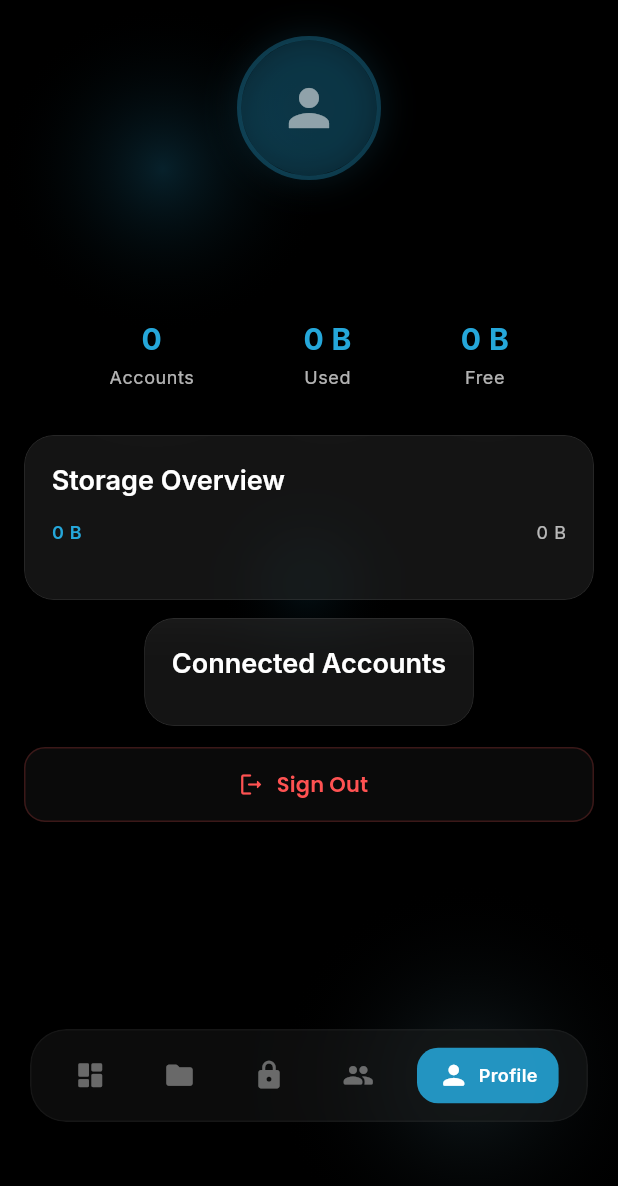
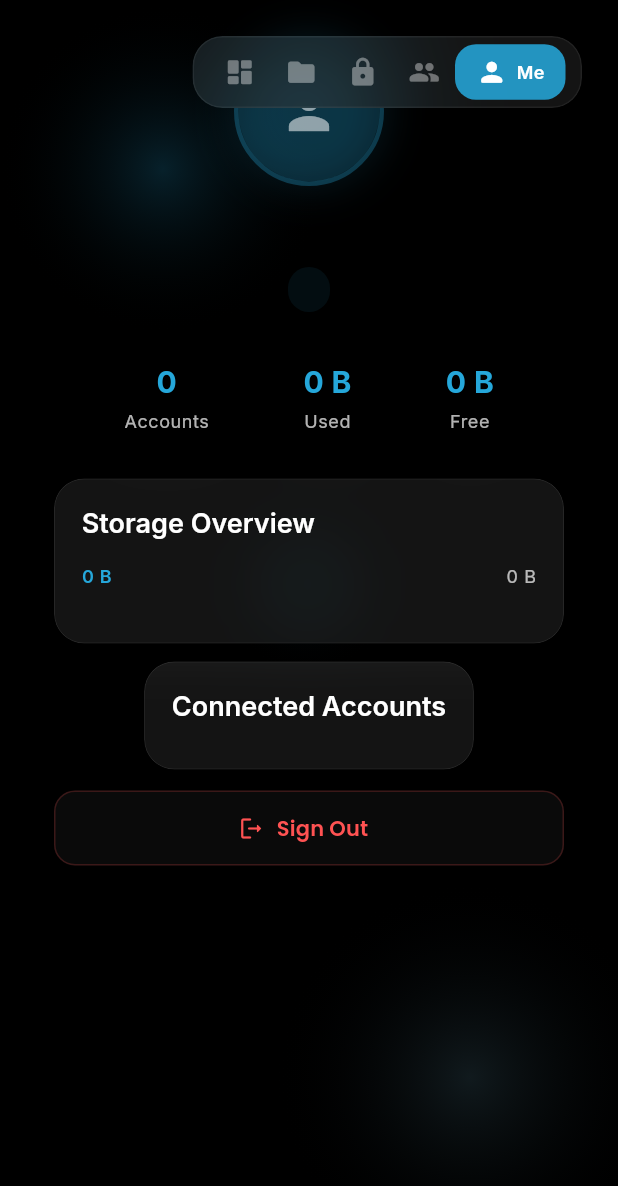
Before and after one commit to cassielxyz/CassielDrive, a Flutter app: the HomeShell screen opened by its route, swiped to page 5, on a phone screen of 412 x 824 dp. Shown: the top 1186 px of the screen. Run offline on Flutter 3.47's test engine with Material 3 defaults, Android fonts, the phone set to English and light mode, and no system bars; drawn by our look-alikes of cached_network_image; our stand-ins replace file_picker, flutter_secure_storage, google_fonts, hive, hive_flutter, open_file and 2 more; missing offline and left inert: dart:js_interop, encrypt; accounts and stored records are empty; network calls fail.

Commit message:
Dashboard Nav relocated to top right pill, Profile/Settings layout container bounded for web UI, Theme palette simplified

```diff
--- a/lib/main.dart
+++ b/lib/main.dart
@@ -159,44 +159,38 @@ class _HomeShellState extends State<HomeShell> with TickerProviderStateMixin {
             ),
           ),
 
-          // Bottom navigation — frosted glassmorphism pill
+          // Top right navigation — frosted glassmorphism pill
           Positioned(
-            left: 0,
-            right: 0,
-            bottom: 76,
-            child: Center(
-              child: ConstrainedBox(
-                constraints: const BoxConstraints(maxWidth: 800),
-                child: Padding(
-                  padding: const EdgeInsets.symmetric(horizontal: 20),
+            top: 24,
+            right: 24,
+            child: SafeArea(
               child: ClipRRect(
-                    borderRadius: BorderRadius.circular(24),
+                borderRadius: BorderRadius.circular(20),
                 child: BackdropFilter(
                   filter: ImageFilter.blur(sigmaX: 40, sigmaY: 40),
                   child: Container(
-                  height: 62,
+                    height: 48,
                     decoration: BoxDecoration(
                       color: isDark
-                        ? Colors.white.withAlpha(12)
-                        : Colors.white.withAlpha(200),
-                    borderRadius: BorderRadius.circular(24),
+                          ? Colors.white.withAlpha(20)
+                          : Colors.white.withAlpha(220),
+                      borderRadius: BorderRadius.circular(20),
                       border: Border.all(
                         color: isDark
-                          ? Colors.white.withAlpha(10)
-                          : Colors.black.withAlpha(8),
+                            ? Colors.white.withAlpha(15)
+                            : Colors.black.withAlpha(10),
                       ),
                     ),
+                    padding: const EdgeInsets.symmetric(horizontal: 10),
                     child: Row(
-                    mainAxisAlignment: MainAxisAlignment.spaceEvenly,
+                      mainAxisSize: MainAxisSize.min,
                       children: [
-                        _buildNavItem(0, Icons.dashboard_rounded, 'Dashboard'),
+                        _buildNavItem(0, Icons.dashboard_rounded, 'Dash'),
                         _buildNavItem(1, Icons.folder_rounded, 'Files'),
                         _buildNavItem(2, Icons.lock_rounded, 'Vault'),
-                      _buildNavItem(3, Icons.people_rounded, 'Accounts'),
-                      _buildNavItem(4, Icons.person_rounded, 'Profile'),
+                        _buildNavItem(3, Icons.people_rounded, 'Accts'),
+                        _buildNavItem(4, Icons.person_rounded, 'Me'),
                       ],
-                  ),
-                ),
                     ),
                   ),
                 ),
--- a/lib/providers/theme_provider.dart
+++ b/lib/providers/theme_provider.dart
@@ -20,10 +20,7 @@ class ThemeProvider extends ChangeNotifier {
   final List<Color> availableColors = [
     AppColors.cassielBlue,
     const Color(0xFFE91E63), // Pink
-    const Color(0xFF9C27B0), // Purple
     const Color(0xFF4CAF50), // Green
-    const Color(0xFFFF9800), // Orange
-    const Color(0xFFF44336), // Red
   ];
 
   Future<void> initialize() async {
--- a/lib/screens/accounts_screen.dart
+++ b/lib/screens/accounts_screen.dart
@@ -19,6 +19,9 @@ class AccountsScreen extends StatelessWidget {
     return Scaffold(
       backgroundColor: Colors.transparent,
       body: SafeArea(
+        child: Center(
+          child: ConstrainedBox(
+            constraints: const BoxConstraints(maxWidth: 800),
             child: Column(
               crossAxisAlignment: CrossAxisAlignment.start,
               children: [
@@ -61,6 +64,8 @@ class AccountsScreen extends StatelessWidget {
           ],
         ),
           ),
+        ),
+      ),
       floatingActionButton: Padding(
         padding: const EdgeInsets.only(bottom: 90),
         child: FloatingActionButton.extended(
--- a/lib/screens/profile_screen.dart
+++ b/lib/screens/profile_screen.dart
@@ -24,16 +24,21 @@ class ProfileScreen extends StatelessWidget {
       body: SafeArea(
         child: SingleChildScrollView(
           padding: const EdgeInsets.only(bottom: 100),
+          child: Center(
+            child: ConstrainedBox(
+              constraints: const BoxConstraints(maxWidth: 800),
+              child: Padding(
+                padding: const EdgeInsets.symmetric(horizontal: 20),
                 child: Column(
                   children: [
                     const SizedBox(height: 24),
                     // Avatar
                     Container(
-                width: 96, height: 96,
+                      width: 100, height: 100,
                       decoration: BoxDecoration(
                         shape: BoxShape.circle,
                         border: Border.all(color: Theme.of(context).primaryColor.withAlpha(77), width: 3),
-                  boxShadow: [BoxShadow(color: Theme.of(context).primaryColor.withAlpha(38), blurRadius: 20)],
+                        boxShadow: [BoxShadow(color: Theme.of(context).primaryColor.withAlpha(38), blurRadius: 24)],
                       ),
                       child: ClipOval(
                         child: user?.avatarUrl != null
@@ -43,12 +48,25 @@ class ProfileScreen extends StatelessWidget {
                             : _avatarPlaceholder(isDark, context),
                       ),
                     ),
-              const SizedBox(height: 16),
+                    const SizedBox(height: 20),
                     Text(user?.displayName ?? 'User',
-                  style: Theme.of(context).textTheme.headlineMedium),
-              const SizedBox(height: 4),
-              Text(user?.email ?? '', style: Theme.of(context).textTheme.bodySmall),
-              const SizedBox(height: 28),
+                        style: Theme.of(context).textTheme.headlineMedium?.copyWith(
+                          fontWeight: FontWeight.bold,
+                        )),
+                    const SizedBox(height: 6),
+                    Container(
+                      padding: const EdgeInsets.symmetric(horizontal: 14, vertical: 6),
+                      decoration: BoxDecoration(
+                        color: Theme.of(context).primaryColor.withAlpha(20),
+                        borderRadius: BorderRadius.circular(20),
+                      ),
+                      child: Text(user?.email ?? '', style: TextStyle(
+                        fontSize: 13,
+                        color: Theme.of(context).primaryColor,
+                        fontWeight: FontWeight.w600,
+                      )),
+                    ),
+                    const SizedBox(height: 32),
 
               // Stats row
               Row(
@@ -124,6 +142,9 @@ class ProfileScreen extends StatelessWidget {
           ),
               ),
             ),
+          ),
+        ),
+      ),
     );
   }
 
--- a/lib/screens/settings_screen.dart
+++ b/lib/screens/settings_screen.dart
@@ -119,6 +119,9 @@ class _SettingsScreenState extends State<SettingsScreen> {
         child: SafeArea(
           child: SingleChildScrollView(
             padding: const EdgeInsets.only(bottom: 100),
+            child: Center(
+              child: ConstrainedBox(
+                constraints: const BoxConstraints(maxWidth: 800),
                 child: Column(
                   crossAxisAlignment: CrossAxisAlignment.start,
                   children: [
@@ -528,6 +531,8 @@ class _SettingsScreenState extends State<SettingsScreen> {
               ),
             ),
           ),
+        ),
+      ),
     );
   }
 
```
Lines whose indentation alone changed are shown as unchanged.
